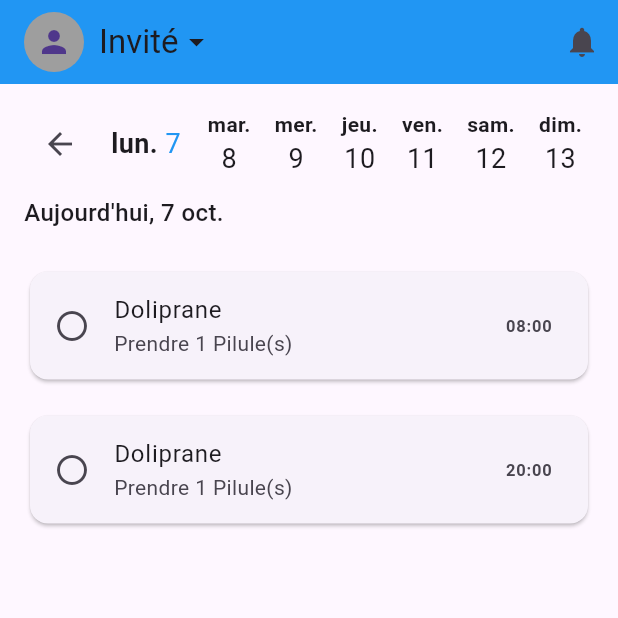
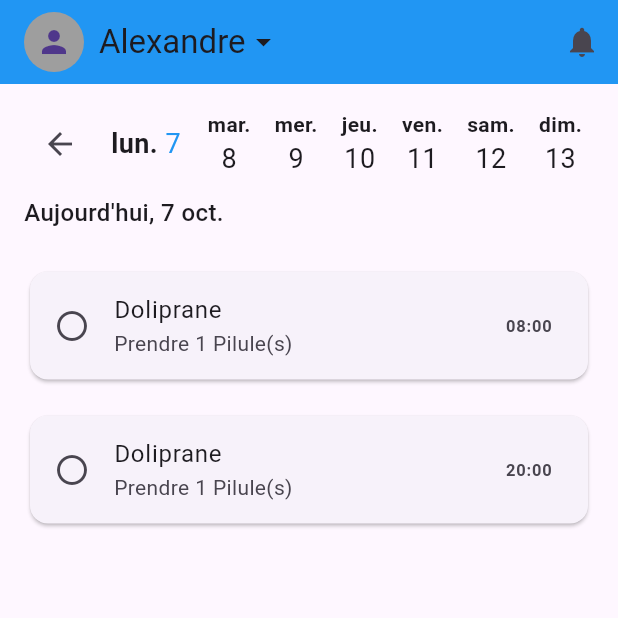
Before and after one commit to Alexandreboz/SanoLife, a Flutter app: the screen it shows after launch, on a phone screen of 412 x 824 dp, the top half of it. Run offline on Flutter 3.47's test engine with Material 3 defaults, Android fonts, the phone set to English and light mode, and no system bars.

Commit message:
home_page v1

```diff
--- a/lib/home_page.dart
+++ b/lib/home_page.dart
@@ -32,7 +32,7 @@
               child: Icon(Icons.person),
             ),
             SizedBox(width: 10),
-            Text('Invité'),
+            Text('Alexandre'),
             Icon(Icons.arrow_drop_down),
           ],
         ),
@@ -84,7 +84,14 @@
                           child: Column(
                             children: [
                               Text(
-                                ['mar.', 'mer.', 'jeu.', 'ven.', 'sam.', 'dim.'][index],
+                                [
+                                  'mar.',
+                                  'mer.',
+                                  'jeu.',
+                                  'ven.',
+                                  'sam.',
+                                  'dim.'
+                                ][index],
                                 style: TextStyle(fontWeight: FontWeight.bold),
                               ),
                               Text(
@@ -111,7 +118,8 @@
               itemCount: medications.length,
               itemBuilder: (context, index) {
                 return Padding(
-                  padding: const EdgeInsets.symmetric(horizontal: 16, vertical: 8),
+                  padding:
+                      const EdgeInsets.symmetric(horizontal: 16, vertical: 8),
                   child: Card(
                     child: ListTile(
                       leading: Icon(Icons.circle_outlined),
```
